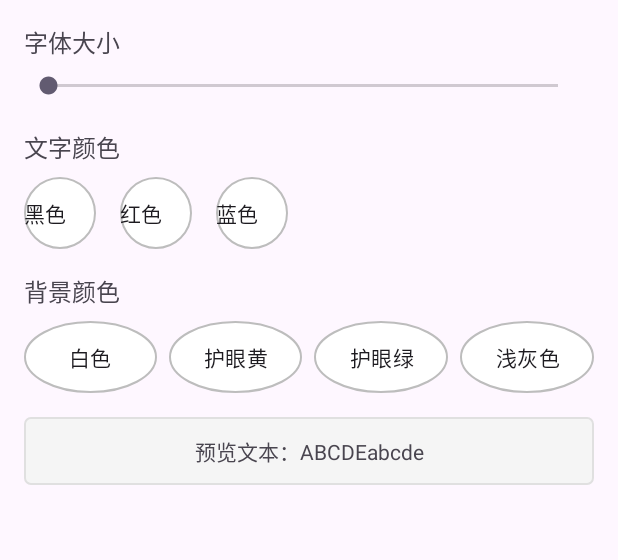
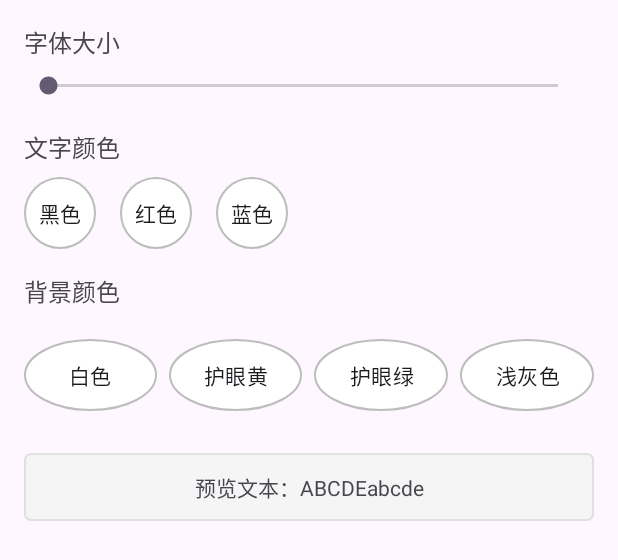
Before and after one commit to diaozhaji/FileManager, an Android app: the layout dialog_font_settings.xml on its own in the app's theme, with its tools: preview values and no code run, on a phone screen of 412 x 824 dp. Shown: the top 560 px of the screen. Run offline under Robolectric (Android 15) with nearby library versions, the phone set to English and light mode, and no system bars.

Commit message:
Mod:修复对话框UI

```diff
--- a/app/src/main/java/com/example/simpletool/NovelReaderActivity.java
+++ b/app/src/main/java/com/example/simpletool/NovelReaderActivity.java
@@ -554,7 +554,7 @@ public class NovelReaderActivity extends AppCompatActivity {
                 // 添加选中状态标记
                 if (colors[i] == selectedColor) {
                     group.check(rb.getId());
-                    rb.setCompoundDrawablesWithIntrinsicBounds(0, 0, R.drawable.ic_check, 0);
+//                    rb.setCompoundDrawablesWithIntrinsicBounds(0, 0, R.drawable.ic_check, 0);
                 }
             }
         }
--- a/app/src/main/res/layout/dialog_font_settings.xml
+++ b/app/src/main/res/layout/dialog_font_settings.xml
@@ -53,6 +53,7 @@
             android:background="@drawable/radio_color_selector"
             android:button="@null"
             android:drawablePadding="8dp"
+            android:gravity="center"
             android:text="黑色" />
 
         <RadioButton
@@ -62,6 +63,7 @@
             android:layout_marginStart="16dp"
             android:background="@drawable/radio_color_selector"
             android:button="@null"
+            android:gravity="center"
             android:text="红色" />
 
         <RadioButton
@@ -71,6 +73,7 @@
             android:layout_marginStart="16dp"
             android:background="@drawable/radio_color_selector"
             android:button="@null"
+            android:gravity="center"
             android:text="蓝色" />
     </RadioGroup>
 
@@ -85,7 +88,8 @@
     <RadioGroup
         android:id="@+id/rgBgColor"
         android:layout_width="match_parent"
-        android:layout_height="wrap_content"
+        android:layout_height="80dp"
+        android:gravity="center"
         android:orientation="horizontal"
         android:paddingTop="8dp">
 
```
